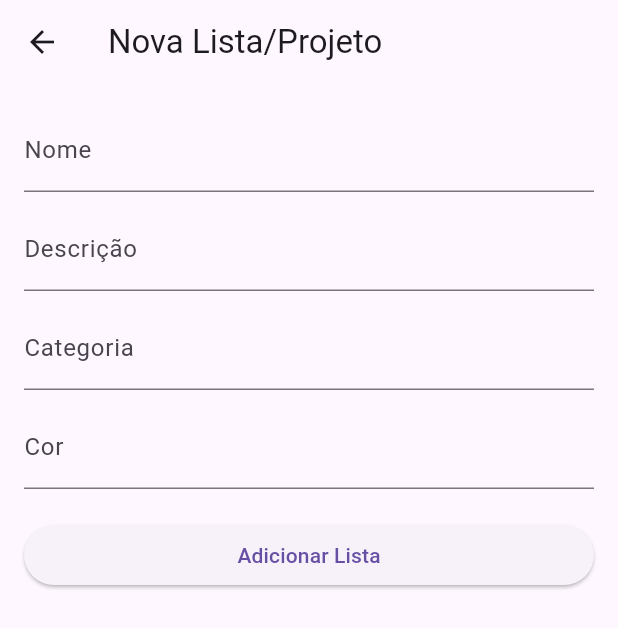
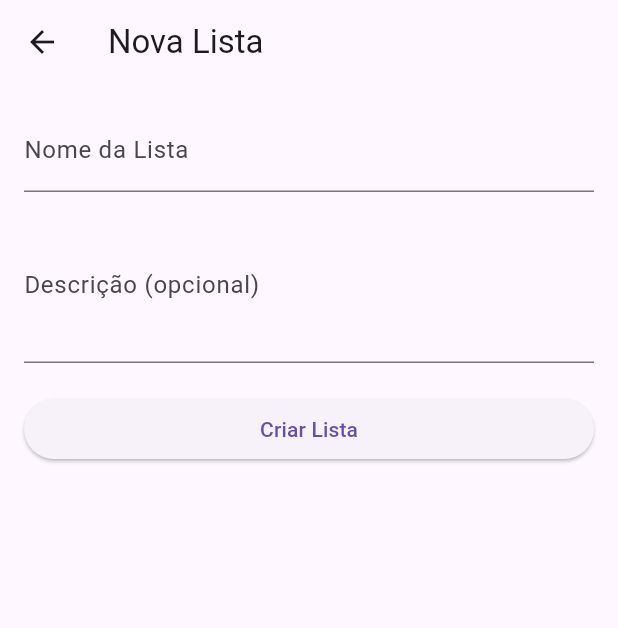
Before and after one commit to Marialu97/CursoMobileSesiTB, a Flutter app: the screen it shows after launch, after a tap on the "add" icon, on a phone screen of 412 x 824 dp. Shown: the top 628 px of the screen. Run offline on Flutter 3.47's test engine with Material 3 defaults, Android fonts, the phone set to English and light mode, and no system bars; our stand-ins replace carousel_slider, fluttertoast, shared_preferences, sqflite; accounts and stored records are empty.

Commit message:
13.06.25

```diff
--- a/PersistenciaDadosFlutter/SqLite/gerenciador_tarefas/lib/controllers/listas_controller.dart
+++ b/PersistenciaDadosFlutter/SqLite/gerenciador_tarefas/lib/controllers/listas_controller.dart
@@ -2,25 +2,21 @@ import 'package:gerenciador_tarefas/database/db_helper.dart';
 import 'package:gerenciador_tarefas/models/lista_model.dart';
 
 class ListasController {
-  final ListaTarefaDBHelper _dbHelper = ListaTarefaDBHelper();
+  final ListaTarefasDBHelper _dbHelper = ListaTarefasDBHelper();
 
-  // Busca todas as listas
   Future<List<Lista>> buscarListas() async {
-    return await _dbHelper.getListas();
+    return await _dbHelper.buscarListas();
   }
 
-  // Busca uma lista pelo id
   Future<Lista?> buscarListaPorId(int id) async {
-    return await _dbHelper.getListaById(id);
+    return await _dbHelper.buscarListaPorId(id);
   }
 
-  // Insere uma nova lista
   Future<int> inserirLista(Lista lista) async {
-    return await _dbHelper.insertLista(lista);
+    return await _dbHelper.inserirLista(lista);
   }
 
-  // Deleta uma lista pelo id
   Future<int> deletarLista(int id) async {
-    return await _dbHelper.deleteLista(id);
+    return await _dbHelper.deletarLista(id);
   }
 }
--- a/PersistenciaDadosFlutter/SqLite/gerenciador_tarefas/lib/database/db_helper.dart
+++ b/PersistenciaDadosFlutter/SqLite/gerenciador_tarefas/lib/database/db_helper.dart
@@ -4,13 +4,15 @@ import 'package:gerenciador_tarefas/models/tarefa_model.dart';
 import 'package:gerenciador_tarefas/models/lista_model.dart';
 import 'package:sqflite/sqflite.dart';
 
-class ListaTarefaDBHelper {
+class ListaTarefasDBHelper {
   static Database? _database;
+  static final ListaTarefasDBHelper _instance = ListaTarefasDBHelper._internal();
 
-  // Singleton
-  static final ListaTarefaDBHelper _instance = ListaTarefaDBHelper._internal();
-  ListaTarefaDBHelper._internal();
-  factory ListaTarefaDBHelper() => _instance;
+  ListaTarefasDBHelper._internal();
+
+  factory ListaTarefasDBHelper() {
+    return _instance;
+  }
 
   Future<Database> get database async {
     if (_database != null) return _database!;
@@ -20,58 +22,49 @@ class ListaTarefaDBHelper {
 
   Future<Database> _initDatabase() async {
     final _dbPath = await getDatabasesPath();
-    final path = join(_dbPath, "listas_tarefas.db"); // Nome do novo banco
-
+    final path = join(_dbPath, "listas_tarefas.db");
     return await openDatabase(path, version: 1, onCreate: _onCreateDB);
   }
 
   Future<void> _onCreateDB(Database db, int version) async {
-    // Cria a tabela 'listas'
     await db.execute('''
-      CREATE TABLE IF NOT EXISTS listas(
+      CREATE TABLE IF NOT EXISTS listas (
         id INTEGER PRIMARY KEY AUTOINCREMENT,
-        nome TEXT NOT NULL,
-        descricao TEXT NOT NULL,
-        categoria TEXT NOT NULL,
-        cor TEXT NOT NULL
+        titulo TEXT NOT NULL,
+        descricao TEXT
       )
     ''');
-    print("Tabela 'listas' criada com sucesso");
+    print("Tabela listas criada");
 
-    // Cria a tabela 'tarefas'
     await db.execute('''
-      CREATE TABLE IF NOT EXISTS tarefas(
+      CREATE TABLE IF NOT EXISTS tarefas (
         id INTEGER PRIMARY KEY AUTOINCREMENT,
         lista_id INTEGER NOT NULL,
-        data_hora TEXT NOT NULL,
-        prioridade TEXT NOT NULL,
-        descricao TEXT NOT NULL,
+        titulo TEXT NOT NULL,
+        descricao TEXT,
+        data_vencimento TEXT,
+        prioridade TEXT,
+        status TEXT,
         FOREIGN KEY (lista_id) REFERENCES listas(id) ON DELETE CASCADE
       )
     ''');
-    print("Tabela 'tarefas' criada com sucesso");
+    print("Tabela tarefas criada");
   }
 
-  // CRUD para Listas
-
-  Future<int> insertLista(Lista lista) async {
+  Future<int> inserirLista(Lista lista) async {
     final db = await database;
     return await db.insert("listas", lista.toMap());
   }
 
-  Future<List<Lista>> getListas() async {
+  Future<List<Lista>> buscarListas() async {
     final db = await database;
     final List<Map<String, dynamic>> maps = await db.query("listas");
     return maps.map((e) => Lista.fromMap(e)).toList();
   }
 
-  Future<Lista?> getListaById(int id) async {
+  Future<Lista?> buscarListaPorId(int id) async {
     final db = await database;
-    final List<Map<String, dynamic>> maps = await db.query(
-      "listas",
-      where: "id = ?",
-      whereArgs: [id],
-    );
+    final List<Map<String, dynamic>> maps = await db.query("listas", where: "id=?", whereArgs: [id]);
     if (maps.isNotEmpty) {
       return Lista.fromMap(maps.first);
     } else {
@@ -79,31 +72,49 @@ class ListaTarefaDBHelper {
     }
   }
 
-  Future<int> deleteLista(int id) async {
+  Future<int> deletarLista(int id) async {
     final db = await database;
-    return await db.delete("listas", where: "id = ?", whereArgs: [id]);
+    return await db.delete("listas", where: "id=?", whereArgs: [id]);
   }
 
-  // CRUD para Tarefas
-
-  Future<int> insertTarefa(Tarefa tarefa) async {
+  Future<int> inserirTarefa(Tarefa tarefa) async {
     final db = await database;
     return await db.insert("tarefas", tarefa.toMap());
   }
 
-  Future<List<Tarefa>> getTarefasForLista(int listaId) async {
+  Future<List<Tarefa>> buscarTarefasPorLista(int listaId) async {
     final db = await database;
     final List<Map<String, dynamic>> maps = await db.query(
       "tarefas",
       where: "lista_id = ?",
       whereArgs: [listaId],
-      orderBy: "data_hora ASC",
+      orderBy: "data_vencimento ASC",
     );
     return maps.map((e) => Tarefa.fromMap(e)).toList();
   }
 
-  Future<int> deleteTarefa(int id) async {
+  Future<Tarefa?> buscarTarefaPorId(int id) async {
     final db = await database;
-    return await db.delete("tarefas", where: "id = ?", whereArgs: [id]);
+    final List<Map<String, dynamic>> maps = await db.query("tarefas", where: "id=?", whereArgs: [id]);
+    if (maps.isNotEmpty) {
+      return Tarefa.fromMap(maps.first);
+    } else {
+      return null;
+    }
+  }
+
+  Future<int> deletarTarefa(int id) async {
+    final db = await database;
+    return await db.delete("tarefas", where: "id=?", whereArgs: [id]);
+  }
+
+  Future<int> atualizarTarefa(Tarefa tarefa) async {
+    final db = await database;
+    return await db.update(
+      "tarefas",
+      tarefa.toMap(),
+      where: "id=?",
+      whereArgs: [tarefa.id],
+    );
   }
 }
--- a/PersistenciaDadosFlutter/SqLite/gerenciador_tarefas/lib/main.dart
+++ b/PersistenciaDadosFlutter/SqLite/gerenciador_tarefas/lib/main.dart
@@ -1,9 +1,8 @@
 import 'package:flutter/material.dart';
 import 'package:gerenciador_tarefas/screens/home_screen.dart';
-import ''; // ajuste o nome do seu app aqui
 
 void main() {
-  runApp(MaterialApp(
+  runApp(const MaterialApp(
     title: 'Gerenciador de Tarefas',
     debugShowCheckedModeBanner: false,
     home: HomeScreen(),
--- a/PersistenciaDadosFlutter/SqLite/gerenciador_tarefas/lib/models/lista_model.dart
+++ b/PersistenciaDadosFlutter/SqLite/gerenciador_tarefas/lib/models/lista_model.dart
@@ -1,43 +1,34 @@
 class Lista {
-  final int? id; // ID gerado pelo BD, pode ser null na criação
-  final String nome; // Nome da lista ou projeto
-  final String descricao; // Descrição do projeto/lista
-  final String categoria; // Ex: Trabalho, Pessoal, Compras, etc.
-  final String cor; // Cor ou etiqueta visual (opcional)
+  final int? id; // ID gerado automaticamente pelo banco
+  final String titulo;
+  final String? descricao; // opcional
 
-  // Construtor
   Lista({
     this.id,
-    required this.nome,
-    required this.descricao,
-    required this.categoria,
-    required this.cor,
+    required this.titulo,
+    this.descricao,
   });
 
-  // Converter um objeto em Map (para inserir no BD)
+  // Converte o objeto para um Map (para salvar no banco)
   Map<String, dynamic> toMap() {
     return {
       "id": id,
-      "nome": nome,
+      "titulo": titulo,
       "descricao": descricao,
-      "categoria": categoria,
-      "cor": cor,
     };
   }
 
-  // Criar um objeto a partir de um Map (ler do BD)
+  // Converte o Map (lido do banco) para objeto Lista
   factory Lista.fromMap(Map<String, dynamic> map) {
     return Lista(
       id: map["id"] as int,
-      nome: map["nome"] as String,
-      descricao: map["descricao"] as String,
-      categoria: map["categoria"] as String,
-      cor: map["cor"] as String,
+      titulo: map["titulo"] as String,
+      descricao: map["descricao"] as String?,
     );
   }
 
   @override
   String toString() {
-    return "Lista{id: $id, nome: $nome, descrição: $descricao, categoria: $categoria, cor: $cor}";
+    return "Lista{id: $id, título: $titulo, descrição: $descricao}";
   }
 }
--- a/PersistenciaDadosFlutter/SqLite/gerenciador_tarefas/lib/screens/add_lista_screen.dart
+++ b/PersistenciaDadosFlutter/SqLite/gerenciador_tarefas/lib/screens/add_lista_screen.dart
@@ -13,31 +13,27 @@ class _AddListaScreenState extends State<AddListaScreen> {
   final _formKey = GlobalKey<FormState>();
   final ListasController _controller = ListasController();
 
-  String nome = "";
+  String titulo = "";
   String descricao = "";
-  String categoria = "";
-  String cor = "";
 
   Future<void> _salvarLista() async {
     if (_formKey.currentState!.validate()) {
       _formKey.currentState!.save();
 
       final novaLista = Lista(
-        nome: nome,
+        titulo: titulo,
         descricao: descricao,
-        categoria: categoria,
-        cor: cor,
       );
 
       try {
         await _controller.inserirLista(novaLista);
         ScaffoldMessenger.of(context).showSnackBar(
-          const SnackBar(content: Text("Lista adicionada com sucesso!")),
+          const SnackBar(content: Text("Lista criada com sucesso!")),
         );
         Navigator.pop(context, true);
       } catch (e) {
         ScaffoldMessenger.of(context).showSnackBar(
-          SnackBar(content: Text("Erro ao adicionar lista: $e")),
+          SnackBar(content: Text("Erro ao criar lista: $e")),
         );
       }
     }
@@ -46,7 +42,7 @@ class _AddListaScreenState extends State<AddListaScreen> {
   @override
   Widget build(BuildContext context) {
     return Scaffold(
-      appBar: AppBar(title: const Text("Nova Lista/Projeto")),
+      appBar: AppBar(title: const Text("Nova Lista")),
       body: Padding(
         padding: const EdgeInsets.all(16),
         child: Form(
@@ -54,29 +50,21 @@ class _AddListaScreenState extends State<AddListaScreen> {
           child: ListView(
             children: [
               TextFormField(
-                decoration: const InputDecoration(labelText: "Nome"),
-                validator: (value) => value!.isEmpty ? "Campo obrigatório" : null,
-                onSaved: (value) => nome = value!,
+                decoration: const InputDecoration(labelText: "Nome da Lista"),
+                validator: (value) =>
+                    value!.isEmpty ? "Por favor, insira um nome" : null,
+                onSaved: (value) => titulo = value!,
               ),
               const SizedBox(height: 10),
               TextFormField(
-                decoration: const InputDecoration(labelText: "Descrição"),
+                decoration: const InputDecoration(labelText: "Descrição (opcional)"),
+                maxLines: 3,
                 onSaved: (value) => descricao = value ?? "",
-              ),
-              const SizedBox(height: 10),
-              TextFormField(
-                decoration: const InputDecoration(labelText: "Categoria"),
-                onSaved: (value) => categoria = value ?? "",
-              ),
-              const SizedBox(height: 10),
-              TextFormField(
-                decoration: const InputDecoration(labelText: "Cor"),
-                onSaved: (value) => cor = value ?? "",
               ),
               const SizedBox(height: 20),
               ElevatedButton(
                 onPressed: _salvarLista,
-                child: const Text("Adicionar Lista"),
+                child: const Text("Criar Lista"),
               ),
             ],
           ),
--- a/PersistenciaDadosFlutter/SqLite/gerenciador_tarefas/lib/screens/home_screen.dart
+++ b/PersistenciaDadosFlutter/SqLite/gerenciador_tarefas/lib/screens/home_screen.dart
@@ -4,14 +4,15 @@ import 'package:gerenciador_tarefas/models/lista_model.dart';
 import 'package:gerenciador_tarefas/screens/lista_detalhe_screen.dart';
 import 'package:gerenciador_tarefas/screens/add_lista_screen.dart';
 
+class HomeScreen extends StatefulWidget {
+  const HomeScreen({super.key});
 
-class HomeScreen extends StatefulWidget {
   @override
   State<HomeScreen> createState() => _HomeScreenState();
 }
 
 class _HomeScreenState extends State<HomeScreen> {
-  final ListasController _controller = ListasController();
+  final ListasController _listasController = ListasController();
   List<Lista> _listas = [];
   bool _isLoading = true;
 
@@ -23,14 +24,21 @@ class _HomeScreenState extends State<HomeScreen> {
 
   Future<void> _loadListas() async {
     setState(() => _isLoading = true);
-    _listas = await _controller.buscarListas();
-    setState(() => _isLoading = false);
+    try {
+      _listas = await _listasController.buscarListas();
+    } catch (e) {
+      ScaffoldMessenger.of(context).showSnackBar(
+        SnackBar(content: Text("Erro ao carregar listas: $e")),
+      );
+    } finally {
+      setState(() => _isLoading = false);
+    }
   }
 
   @override
   Widget build(BuildContext context) {
     return Scaffold(
-      appBar: AppBar(title: const Text("Listas/Projetos")),
+      appBar: AppBar(title: const Text("Minhas Listas")),
       body: _isLoading
           ? const Center(child: CircularProgressIndicator())
           : _listas.isEmpty
@@ -40,27 +48,30 @@ class _HomeScreenState extends State<HomeScreen> {
                   itemBuilder: (context, index) {
                     final lista = _listas[index];
                     return ListTile(
-                      title: Text(lista.nome),
-                      subtitle: Text(lista.descricao),
-                      onTap: () => Navigator.push(
-                        context,
-                        MaterialPageRoute(
-                          builder: (context) => ListaDetalheScreen(listaId: lista.id!),
-                        ),
-                      ).then((_) => _loadListas()),
+                      title: Text(lista.titulo),
+                      subtitle: Text(lista.descricao ?? ''),
+                      onTap: () async {
+                        await Navigator.push(
+                          context,
+                          MaterialPageRoute(
+                            builder: (context) => ListaDetalheScreen(listaId: lista.id!),
+                          ),
+                        );
+                        _loadListas();
+                      },
                     );
                   },
                 ),
       floatingActionButton: FloatingActionButton(
+        tooltip: "Adicionar Nova Lista",
         onPressed: () async {
-          final result = await Navigator.push(
+          await Navigator.push(
             context,
             MaterialPageRoute(builder: (context) => AddListaScreen()),
           );
-          if (result == true) _loadListas();
+          _loadListas();
         },
         child: const Icon(Icons.add),
-        tooltip: "Adicionar Lista",
       ),
     );
   }
```
Also changed, not shown: PersistenciaDadosFlutter/SqLite/gerenciador_tarefas/lib/controllers/tarefas_controller.dart (+15 -10 lines), PersistenciaDadosFlutter/SqLite/gerenciador_tarefas/lib/models/tarefa_model.dart (+33 -26 lines), PersistenciaDadosFlutter/SqLite/gerenciador_tarefas/lib/screens/add_tarefa_screen.dart (+44 -36 lines), PersistenciaDadosFlutter/SqLite/gerenciador_tarefas/lib/screens/lista_detalhe_screen.dart (+28 -32 lines).
